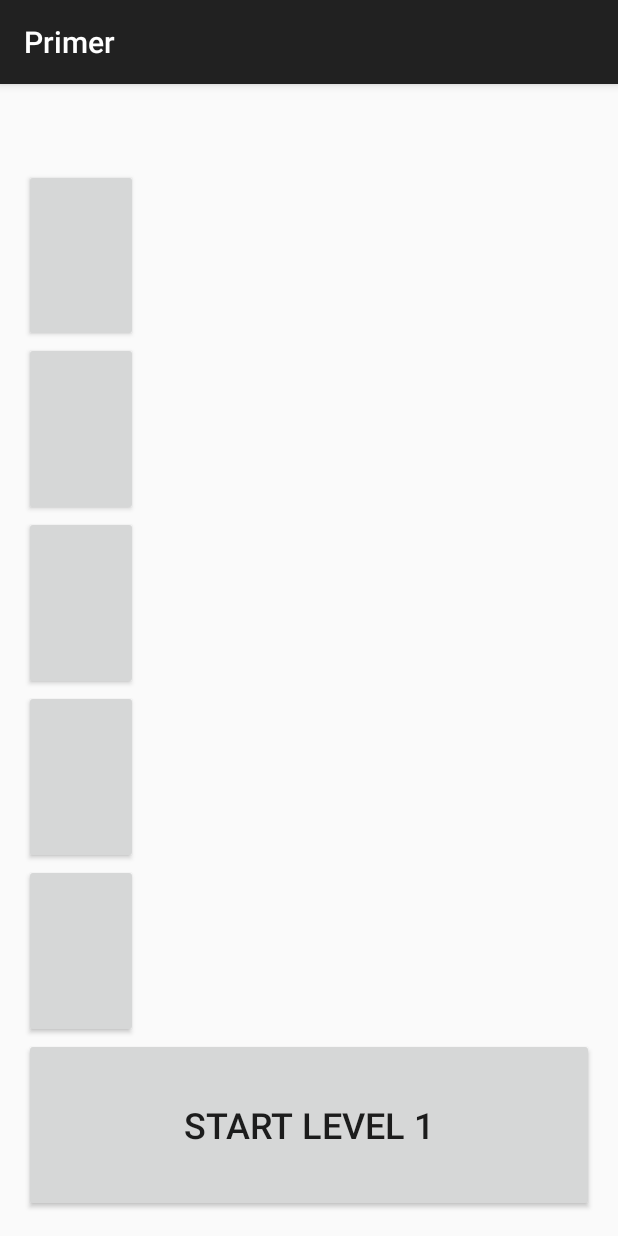
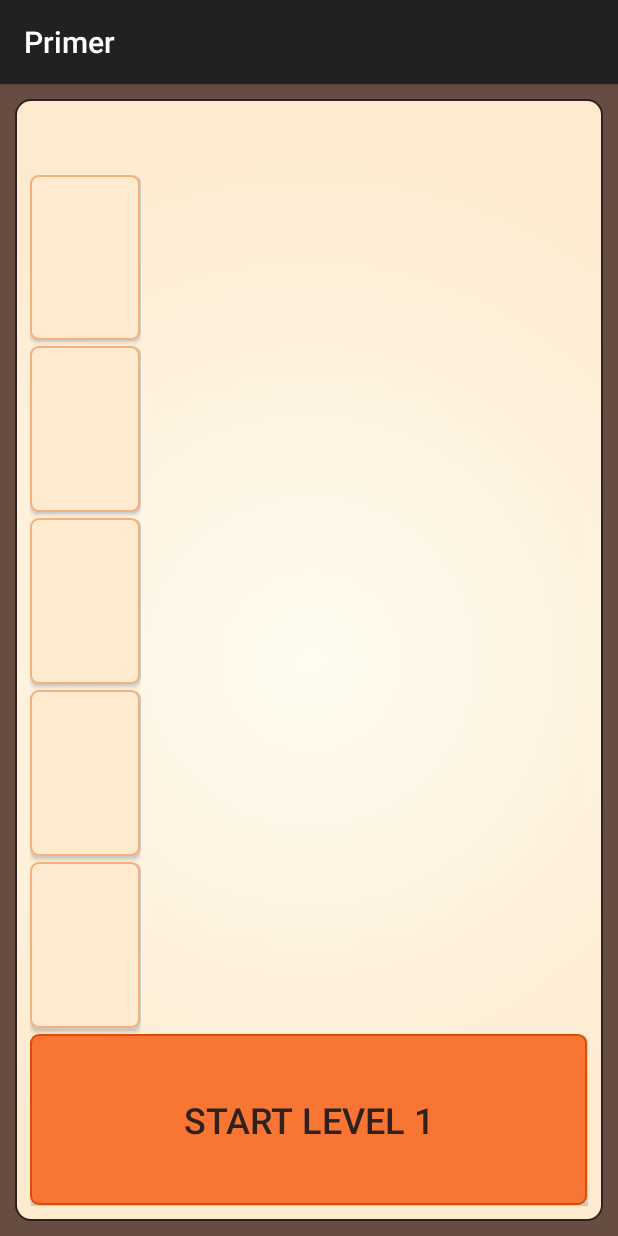
Before and after one commit to taly/Primer, an Android app: the screen it shows after launch (MainActivity), on a phone screen of 412 x 824 dp. Run offline under Robolectric (Android 15) with nearby library versions, the phone set to English and light mode, and no system bars.

Commit message:
Some serious design improvements

```diff
--- a/app/build.gradle
+++ b/app/build.gradle
@@ -6,7 +6,7 @@ android {
 
     defaultConfig {
         applicationId "com.example.trabinerson.primer"
-        minSdkVersion 15
+        minSdkVersion 16
         targetSdkVersion 23
         versionCode 1
         versionName "1.0"
--- /dev/null
+++ b/app/src/main/res/drawable-xxhdpi/background.xml
@@ -0,0 +1,10 @@
+<?xml version="1.0" encoding="utf-8"?>
+<selector xmlns:android="http://schemas.android.com/apk/res/android">
+    <item >
+        <shape android:shape="rectangle"  >
+            <corners android:radius="10dip" />
+            <stroke android:width="1dip" android:color="@color/backroundStroke" />
+            <gradient android:type="radial" android:gradientRadius="550" android:startColor="@color/background1" android:endColor="@color/backround2" />
+        </shape>
+    </item>
+</selector>
--- /dev/null
+++ b/app/src/main/res/drawable-xxhdpi/prime_button.xml
@@ -0,0 +1,59 @@
+<?xml version="1.0" encoding="utf-8"?>
+<selector xmlns:android="http://schemas.android.com/apk/res/android" >
+
+    <item android:state_pressed="true">
+        <layer-list>
+            <item android:right="@dimen/button_shadow" android:bottom="@dimen/button_shadow">
+                <shape android:shape="rectangle">
+                    <corners android:radius="5dip" />
+                    <solid android:color="@android:color/transparent" />
+                </shape>
+            </item>
+            <item android:top="@dimen/button_shadow" android:left="@dimen/button_shadow">
+                <shape android:shape="rectangle"  >
+                    <corners android:radius="5dip" />
+                    <stroke android:width="1dip" android:color="@color/primeButtonStroke" />
+                    <solid android:color="@color/primeButton2" />
+                </shape>
+            </item>
+        </layer-list>
+    </item>
+
+    <item android:state_focused="true">
+        <layer-list>
+            <item android:right="@dimen/button_shadow" android:bottom="@dimen/button_shadow">
+                <shape android:shape="rectangle">
+                    <corners android:radius="5dip" />
+                    <solid android:color="@android:color/transparent" />
+                </shape>
+            </item>
+            <item android:top="@dimen/button_shadow" android:left="@dimen/button_shadow">
+                <shape android:shape="rectangle"  >
+                    <corners android:radius="5dip" />
+                    <stroke android:width="1dip" android:color="@color/primeButtonStroke" />
+                    <solid android:color="@color/primeButton2" />
+                </shape>
+            </item>
+        </layer-list>
+    </item>
+
+    <item>
+        <layer-list>
+            <item android:left="@dimen/button_shadow" android:top="@dimen/button_shadow">
+                <shape android:shape="rectangle">
+                    <corners android:radius="5dip" />
+                    <solid android:color="#ccc" />
+                </shape>
+            </item>
+            <item android:bottom="@dimen/button_shadow" android:right="@dimen/button_shadow">
+                <shape android:shape="rectangle"  >
+                    <corners android:radius="5dip" />
+                    <stroke android:width="1dip" android:color="@color/primeButtonStroke" />
+                    <solid android:color="@color/primeButton2" />
+
+                </shape>
+            </item>
+        </layer-list>
+    </item>
+
+</selector>
--- /dev/null
+++ b/app/src/main/res/drawable-xxhdpi/progress_bar.xml
@@ -0,0 +1,25 @@
+<?xml version="1.0" encoding="utf-8"?>
+<selector xmlns:android="http://schemas.android.com/apk/res/android">
+    <item android:id="@android:id/secondaryProgress">
+        <clip>
+            <shape>
+                <corners android:radius="5dip" />
+
+                <solid android:color="@color/timer1" />
+            </shape>
+        </clip>
+
+        <color android:color="@color/timer1" />
+    </item>
+    <item android:id="@android:id/progress">
+        <clip>
+            <shape>
+                <corners android:radius="5dip" />
+
+                <solid android:color="@color/timer1" />
+            </shape>
+        </clip>
+
+        <color android:color="@color/timer1" />
+    </item>
+</selector>
--- /dev/null
+++ b/app/src/main/res/drawable-xxhdpi/start_button.xml
@@ -0,0 +1,59 @@
+<?xml version="1.0" encoding="utf-8"?>
+<selector xmlns:android="http://schemas.android.com/apk/res/android" >
+
+    <item android:state_pressed="true">
+        <layer-list>
+            <item android:right="@dimen/button_shadow" android:bottom="@dimen/button_shadow">
+                <shape android:shape="rectangle">
+                    <corners android:radius="5dip" />
+                    <solid android:color="@android:color/transparent" />
+                </shape>
+            </item>
+            <item android:top="@dimen/button_shadow" android:left="@dimen/button_shadow">
+                <shape android:shape="rectangle"  >
+                    <corners android:radius="5dip" />
+                    <stroke android:width="1dip" android:color="@color/startButtonStroke" />
+                    <solid android:color="@color/startButton1" />
+                </shape>
+            </item>
+        </layer-list>
+    </item>
+
+    <item android:state_focused="true">
+        <layer-list>
+            <item android:right="@dimen/button_shadow" android:bottom="@dimen/button_shadow">
+                <shape android:shape="rectangle">
+                    <corners android:radius="5dip" />
+                    <solid android:color="@android:color/transparent" />
+                </shape>
+            </item>
+            <item android:top="@dimen/button_shadow" android:left="@dimen/button_shadow">
+                <shape android:shape="rectangle"  >
+                    <corners android:radius="5dip" />
+                    <stroke android:width="1dip" android:color="@color/startButtonStroke" />
+                    <solid android:color="@color/startButton1" />
+                </shape>
+            </item>
+        </layer-list>
+    </item>
+
+    <item>
+        <layer-list>
+            <item android:left="@dimen/button_shadow" android:top="@dimen/button_shadow">
+                <shape android:shape="rectangle">
+                    <corners android:radius="5dip" />
+                    <solid android:color="#ccc" />
+                </shape>
+            </item>
+            <item android:bottom="@dimen/button_shadow" android:right="@dimen/button_shadow">
+                <shape android:shape="rectangle"  >
+                    <corners android:radius="5dip" />
+                    <stroke android:width="1dip" android:color="@color/startButtonStroke" />
+                    <solid android:color="@color/startButton1" />
+
+                </shape>
+            </item>
+        </layer-list>
+    </item>
+
+</selector>
--- a/app/src/main/res/layout/activity_main.xml
+++ b/app/src/main/res/layout/activity_main.xml
@@ -1,13 +1,16 @@
 <FrameLayout xmlns:android="http://schemas.android.com/apk/res/android"
-    xmlns:tools="http://schemas.android.com/tools" android:layout_width="match_parent"
-    android:layout_height="match_parent" android:paddingLeft="@dimen/activity_horizontal_margin"
-    android:paddingRight="@dimen/activity_horizontal_margin"
-    android:paddingTop="@dimen/activity_vertical_margin"
-    android:paddingBottom="@dimen/activity_vertical_margin" tools:context=".MainActivity">
+             xmlns:tools="http://schemas.android.com/tools"
+             android:layout_width="match_parent"
+             android:background="@color/background"
+             android:layout_height="match_parent"
+             tools:context=".MainActivity">
 
     <LinearLayout
         android:layout_width="match_parent"
         android:layout_height="match_parent"
+        android:background="@drawable/background"
+        android:layout_margin="10dp"
+        android:padding="10dp"
         android:orientation="vertical">
 
         <TextView
@@ -33,44 +36,29 @@
                 android:layout_weight="1">
 
                 <Button
-                    android:layout_width="wrap_content"
-                    android:layout_height="0dp"
-                    android:layout_weight="1"
+                    style="@style/PrimeButton"
                     tools:text="2"
                     android:id="@+id/prime1"
-                    android:textSize="30sp"
                     android:onClick="onPrimeClick"/>
                 <Button
-                    android:layout_width="wrap_content"
-                    android:layout_height="0dp"
-                    android:layout_weight="1"
+                    style="@style/PrimeButton"
                     tools:text="3"
                     android:id="@+id/prime2"
-                    android:textSize="30sp"
                     android:onClick="onPrimeClick"/>
                 <Button
-                    android:layout_width="wrap_content"
-                    android:layout_height="0dp"
-                    android:layout_weight="1"
+                    style="@style/PrimeButton"
                     tools:text="5"
                     android:id="@+id/prime3"
-                    android:textSize="30sp"
                     android:onClick="onPrimeClick"/>
                 <Button
-                    android:layout_width="wrap_content"
-                    android:layout_height="0dp"
-                    android:layout_weight="1"
+                    style="@style/PrimeButton"
                     tools:text="7"
                     android:id="@+id/prime4"
-                    android:textSize="30sp"
                     android:onClick="onPrimeClick"/>
                 <Button
-                    android:layout_width="wrap_content"
-                    android:layout_height="0dp"
-                    android:layout_weight="1"
+                    style="@style/PrimeButton"
                     tools:text="11"
                     android:id="@+id/prime5"
-                    android:textSize="30sp"
                     android:onClick="onPrimeClick"/>
 
             </LinearLayout>
@@ -111,13 +99,14 @@
             android:layout_height="0dp"
             android:layout_weight="1">
 
-
             <Button
+                android:background="@drawable/start_button"
                 android:id="@+id/button_start"
                 android:layout_width="match_parent"
                 android:layout_height="match_parent"
                 android:text="Start Level 1"
                 android:textSize="24dp"
+                android:textColor="@color/startButtonTextColor"
                 android:onClick="onStartClick"/>
 
             <ProgressBar
@@ -128,6 +117,7 @@
                 android:max="100"
                 android:progress="100"
                 android:layout_gravity="center"
+                android:progressDrawable="@drawable/progress_bar"
                 android:visibility="invisible"/>
         </FrameLayout>
 
--- /dev/null
+++ b/app/src/main/res/values/colors.xml
@@ -0,0 +1,21 @@
+<?xml version="1.0" encoding="utf-8"?>
+<resources>
+    <color name="background">#674C41</color>
+
+    <color name="background1">#fefcf0</color>
+    <color name="backround2">#FEEACF</color>
+    <color name="backroundStroke">#2f221e</color>
+
+    <color name="primeButton1">#FEF9E3</color>
+    <color name="primeButton2">#FEEACF</color>
+    <color name="primeButtonStroke">#F6B07D</color>
+    <color name="primeButtonTextColor">#674C41</color>
+
+    <color name="startButton1">#F97534</color>
+    <color name="startButton2">#fa905c</color>
+    <color name="startButtonStroke">#da4d07</color>
+    <color name="startButtonTextColor">#2f221e</color>
+
+    <color name="timer1">#F97534</color>
+
+</resources>
--- a/app/src/main/res/values/dimens.xml
+++ b/app/src/main/res/values/dimens.xml
@@ -2,4 +2,5 @@
     <!-- Default screen margins, per the Android Design guidelines. -->
     <dimen name="activity_horizontal_margin">16dp</dimen>
     <dimen name="activity_vertical_margin">16dp</dimen>
+    <dimen name="button_shadow">1dp</dimen>
 </resources>
--- a/app/src/main/res/values/styles.xml
+++ b/app/src/main/res/values/styles.xml
@@ -5,4 +5,14 @@
         <!-- Customize your theme here. -->
     </style>
 
+    <style name="PrimeButton">
+        <item name="android:layout_width">wrap_content</item>
+        <item name="android:layout_height">0dp</item>
+        <item name="android:layout_weight">1</item>
+        <item name="android:textSize">30sp</item>
+        <item name="android:textColor">@color/primeButtonTextColor</item>
+        <item name="android:background">@drawable/prime_button</item>
+        <item name="android:layout_marginBottom">3dp</item>
+    </style>
+
 </resources>
```
